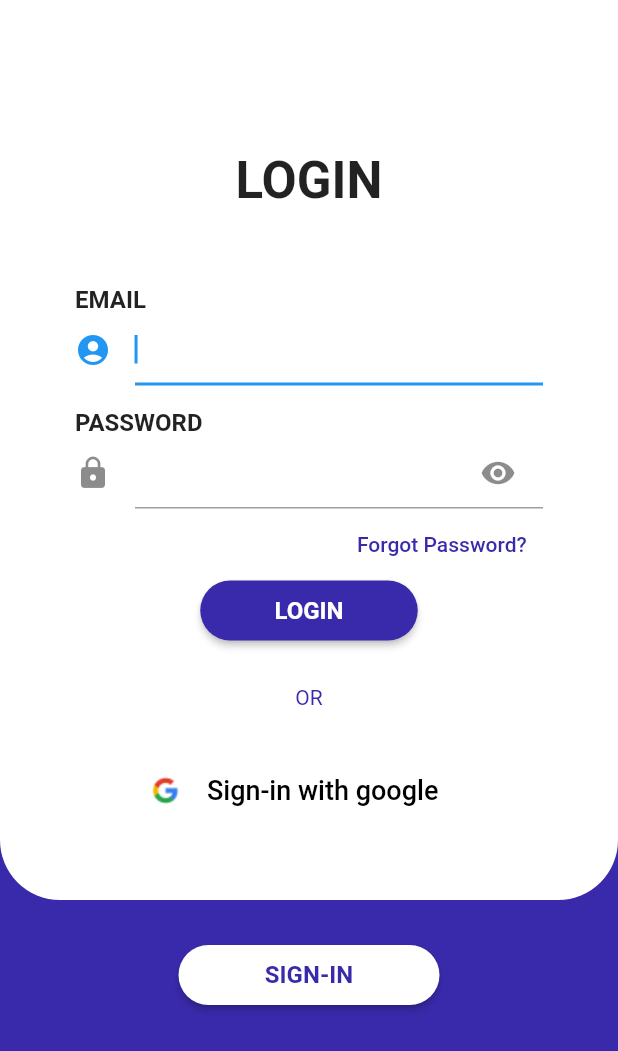
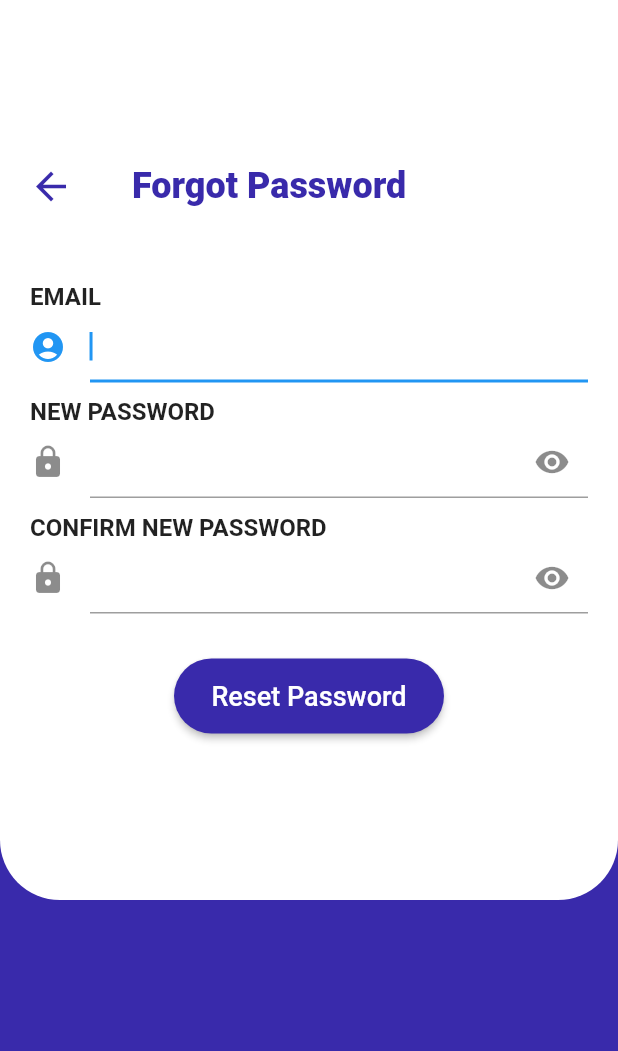
Before and after one commit to imwm-ns/ScheduleMe-Application, a Flutter app: the LoginScreen screen opened directly, after a tap on "Forgot Password?", on a phone screen of 412 x 824 dp. Shown: the top 1051 px of the screen. Run offline on Flutter 3.47's test engine with Material 2 defaults, Android fonts, the light colour scheme and no system bars; our stand-ins replace cloud_firestore, firebase_auth, firebase_core, fluttertoast, form_field_validator, get and 3 more; accounts and stored records are empty.

Commit message:
Update ForgotPasswordScreen

```diff
--- /dev/null
+++ b/scheduleme_application/lib/screens/Login/forgot_password.dart
@@ -0,0 +1,200 @@
+import 'package:cloud_firestore/cloud_firestore.dart';
+import 'package:firebase_auth/firebase_auth.dart';
+import 'package:firebase_core/firebase_core.dart';
+import 'package:flutter/src/widgets/framework.dart';
+import 'package:flutter/src/widgets/placeholder.dart';
+import 'package:flutter/material.dart';
+import 'package:form_field_validator/form_field_validator.dart';
+import 'package:scheduleme_application/models/account.dart';
+import 'package:scheduleme_application/screens/Login/login.dart';
+
+class ForgotPasswordScreen extends StatefulWidget {
+  const ForgotPasswordScreen({super.key});
+
+  @override
+  State<ForgotPasswordScreen> createState() => _ForgotPasswordScreen();
+}
+
+class _ForgotPasswordScreen extends State<ForgotPasswordScreen> {
+  final formKey = GlobalKey<FormState>();
+  Account account = Account(email: '', password: '');
+  final FirebaseAuth auth = FirebaseAuth.instance;
+  final Future<FirebaseApp> firebase = Firebase.initializeApp();
+
+  final FirebaseFirestore firestore = FirebaseFirestore.instance;
+
+  var isConfirm;
+  var isObscureTextPassword;
+  var isObscureTextConfirm;
+
+  @override
+  void initState() {
+    super.initState();
+
+    isConfirm = false;
+    isObscureTextPassword = true;
+    isObscureTextConfirm = true;
+  }
+
+  @override
+  Widget build(BuildContext context) {
+    return Scaffold(
+      body: Container(
+        width: double.infinity,
+        height: 600,
+        decoration: const BoxDecoration(
+          color: Color(0xffffffff),
+          borderRadius: BorderRadius.only(
+            bottomLeft: Radius.circular(40),
+            bottomRight: Radius.circular(40),
+          ),
+        ),
+        child: Padding(
+          padding: const EdgeInsets.only(top: 80.0),
+          child: Column(
+            crossAxisAlignment: CrossAxisAlignment.start,
+            children: [
+              Row(mainAxisAlignment: MainAxisAlignment.start, children: [
+                Padding(
+                    padding: const EdgeInsets.only(left: 10),
+                    child: IconButton(
+                      onPressed: () {
+                        Navigator.pushReplacement(context, MaterialPageRoute(
+                          builder: (context) {
+                            return const LoginScreen();
+                          },
+                        ));
+                      },
+                      icon: Icon(Icons.arrow_back),
+                      color: Color(0xff392AAB),
+                      iconSize: 30,
+                    )),
+                Container(
+                  padding: const EdgeInsets.all(30),
+                  child: Text(
+                    "Forgot Password",
+                    style: TextStyle(
+                      fontWeight: FontWeight.w800,
+                      fontSize: 24,
+                      color: Color(0xff392AAB),
+                    ),
+                  ),
+                ),
+              ]),
+              Padding(
+                padding: const EdgeInsets.all(20.0),
+                child: Column(
+                  crossAxisAlignment: CrossAxisAlignment.start,
+                  children: [
+                    const Text("EMAIL",
+                        style: TextStyle(fontWeight: FontWeight.w600, fontSize: 16)),
+                    TextFormField(
+                      autofocus: true,
+                      keyboardType: TextInputType.emailAddress,
+                      decoration: const InputDecoration(icon: Icon(Icons.account_circle)),
+                      validator: MultiValidator([
+                        RequiredValidator(errorText: "PLEASE ENTER YOUR EMAIL."),
+                        EmailValidator(errorText: "THE TYPE OF EMAIL IS INVALID")
+                      ]),
+                      // decoration: const InputDecoration(border: ),
+                    ),
+                    const SizedBox(
+                      height: 10,
+                    ),
+                    const Text("NEW PASSWORD",
+                        style: TextStyle(fontWeight: FontWeight.w700, fontSize: 16)),
+                    TextFormField(
+                        autofocus: true,
+                        validator: (value) {
+                          if (value != null && value.isEmpty) {
+                            return "PASSWORD IS REQUIRED PLEASE ENTER.";
+                          }
+                          if (value!.length < 6) {
+                            return "PASSWORD MUST BE AT LEAST 6 CHARACTERS.";
+                          }
+                          return null;
+                        },
+                        decoration: InputDecoration(
+                            icon: const Icon(Icons.lock),
+                            suffixIcon: IconButton(
+                              icon: isObscureTextPassword
+                                  ? const Icon(Icons.visibility)
+                                  : const Icon(Icons.visibility_off),
+                              onPressed: () {
+                                setState(() {
+                                  isObscureTextPassword = !isObscureTextPassword;
+                                });
+                              },
+                            )),
+                        onSaved: (String? password) {
+                          account.password = password!;
+                        }
+                        // decoration: const InputDecoration(border: ),
+                        ),
+                    const SizedBox(
+                      height: 10,
+                    ),
+                    const Text("CONFIRM NEW PASSWORD",
+                        style: TextStyle(fontWeight: FontWeight.w700, fontSize: 16)),
+                    TextFormField(
+                        autofocus: true,
+                        validator: (value) {
+                          if (value != null && value.isEmpty) {
+                            return "PASSWORD IS REQUIRED PLEASE ENTER.";
+                          }
+                          if (value!.length < 6) {
+                            return "PASSWORD MUST BE AT LEAST 6 CHARACTERS.";
+                          }
+                          return null;
+                        },
+                        decoration: InputDecoration(
+                            icon: const Icon(Icons.lock),
+                            suffixIcon: IconButton(
+                              icon: isObscureTextPassword
+                                  ? const Icon(Icons.visibility)
+                                  : const Icon(Icons.visibility_off),
+                              onPressed: () {
+                                setState(() {
+                                  isObscureTextPassword = !isObscureTextPassword;
+                                });
+                              },
+                            )),
+                        onSaved: (String? password) {
+                          account.password = password!;
+                        }
+                        // decoration: const InputDecoration(border: ),
+                        ),
+                    const SizedBox(
+                      height: 10,
+                    ),
+                  ],
+                ),
+              ),
+              Center(
+                child: SizedBox(
+                  width: 180,
+                  height: 50,
+                  child: ElevatedButton(
+                    child: Text(
+                      "Reset Password",
+                      style: TextStyle(
+                        fontSize: 18,
+                        fontWeight: FontWeight.w500,
+                      ),
+                    ),
+                    style: ElevatedButton.styleFrom(
+                        backgroundColor: const Color(0xff392AAB),
+                        shape: RoundedRectangleBorder(
+                            borderRadius: BorderRadius.circular(40))),
+                    onPressed: () {},
+                  ),
+                ),
+              ),
+            ],
+          ),
+        ),
+      ),
+      backgroundColor: Color(0xff392AAB),
+    );
+  }
+}
--- a/scheduleme_application/lib/screens/Login/login.dart
+++ b/scheduleme_application/lib/screens/Login/login.dart
@@ -9,6 +9,7 @@ import 'package:fluttertoast/fluttertoast.dart';
 import 'package:form_field_validator/form_field_validator.dart';
 import 'package:scheduleme_application/models/account.dart';
 import 'package:scheduleme_application/screens/Login/create_profile.dart';
+import 'package:scheduleme_application/screens/Login/forgot_password.dart';
 import 'package:scheduleme_application/screens/Login/register.dart';
 import 'package:scheduleme_application/screens/Widgets/mainbuttom.dart';
 import 'package:scheduleme_application/services/auth_service.dart';
@@ -142,7 +143,14 @@ class _LoginScreenState extends State<LoginScreen> {
                                     margin: const EdgeInsets.only(left: 180),
                                     child: SizedBox(
                                         child: TextButton(
-                                      onPressed: () {},
+                                      onPressed: () {
+                                        Navigator.pushReplacement(context,
+                                            MaterialPageRoute(
+                                          builder: (context) {
+                                            return ForgotPasswordScreen();
+                                          },
+                                        ));
+                                      },
                                       style: TextButton.styleFrom(
                                           foregroundColor: const Color(0xff392AAB)),
                                       child: const Text(
```
